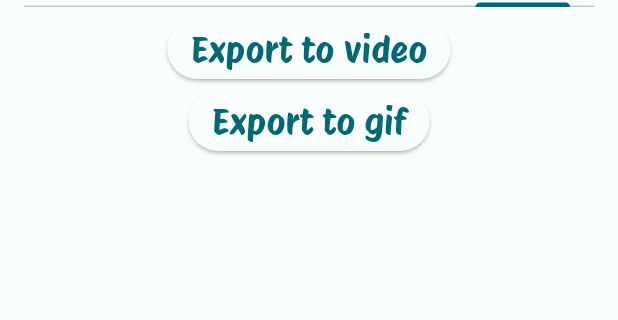
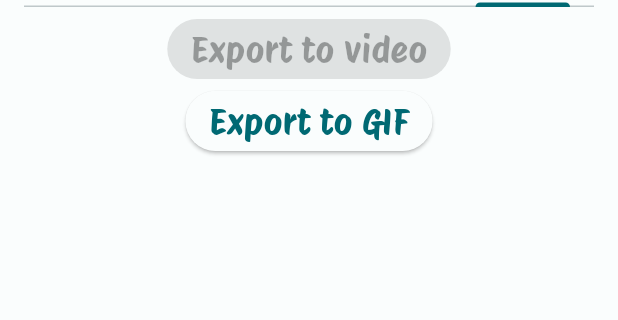
Before and after one commit to KaFaiFai/anki_visualizer, a Flutter app: the screen it shows after launch, tab 4 chosen, on a phone screen of 412 x 824 dp, the part 71-391 px from its top. Run offline on Flutter 3.47's test engine with Material 3 defaults, Android fonts, the phone set to English and light mode, and no system bars; our stand-ins replace file_picker, open_filex, sqflite, sqflite_common_ffi, sqflite_common_ffi_web; missing offline and left inert: dart:ffi; accounts and stored records are empty.

Commit message:
clean up

```diff
--- a/lib/controller/routes.dart
+++ b/lib/controller/routes.dart
@@ -4,11 +4,6 @@ class Routes {
   Routes._();
 
   static const filePage = '/'; // to make it the index page
-  static const dictionaryPage = '/dictionary';
-  static const statisticsPage = '/statistics';
-  static const infoPage = '/info';
-  static const privacyPolicyPage = '/privacy_policy';
-  static const termsPage = '/terms_and_conditions';
 
   static NavigatorObserver buildPageObserver() {
     return _NavigatorObserver((route) {
--- a/lib/models/preference.dart
+++ b/lib/models/animation_preference.dart
@@ -1,11 +1,11 @@
 import 'package:flutter/material.dart';
 
-class Preference {
+class AnimationPreference {
   int milliseconds;
   DateTimeRange dateRange;
   int numCol;
 
-  Preference({
+  AnimationPreference({
     required this.milliseconds,
     required this.dateRange,
     required this.numCol,
--- a/lib/view_models/preference_model.dart
+++ b/lib/view_models/preference_model.dart
@@ -1,12 +1,14 @@
-import 'package:anki_progress/models/preference.dart';
+import 'package:anki_progress/models/animation_preference.dart';
 import 'package:flutter/material.dart';
 
 class PreferenceModel extends ChangeNotifier {
-  Preference? preference;
+  AnimationPreference? preference;
 
-  PreferenceModel({this.preference});
+  PreferenceModel();
 
-  void updatePreference(Preference? preference) {
+
+
+  void updatePreference(AnimationPreference? preference) {
     print(preference);
     this.preference = preference;
   }
--- a/lib/views/pages/export_page.dart
+++ b/lib/views/pages/export_page.dart
@@ -1,5 +1,6 @@
 import 'package:anki_progress/view_models/exports_model.dart';
 import 'package:flutter/material.dart';
+import 'package:open_filex/open_filex.dart';
 import 'package:provider/provider.dart';
 
 class ExportPage extends StatelessWidget {
@@ -10,17 +11,39 @@ class ExportPage extends StatelessWidget {
     return Column(
       children: [
         ElevatedButton(
-          onPressed: () {
-            Provider.of<ExportsModel>(context, listen: false).exportVideo();
-          },
+          onPressed: null,
           child: Text("Export to video"),
         ),
-        ElevatedButton(
-          onPressed: () {
-            Provider.of<ExportsModel>(context, listen: false).exportGIF();
-          },
-          child: Text("Export to gif"),
-        ),
+        Consumer<ExportsModel>(builder: (_, em, __) {
+          return ElevatedButton(
+            onPressed: () => em.exportGIF(),
+            child: FutureBuilder<bool>(
+              future: em.exportGIFState,
+              builder: (context, snapshot) {
+                if (snapshot.hasError) {
+                  return const Text("Error occurred. Please try again");
+                } else {
+                  switch (snapshot.connectionState) {
+                    case ConnectionState.waiting:
+                      return const Text("Exporting to GIF");
+                    case ConnectionState.done:
+                      return Row(
+                        children: [
+                          Text("GIF exported to ${em.exportsFolder}"),
+                          IconButton(
+                            onPressed: () => OpenFilex.open(em.exportsFolder),
+                            icon: Icon(Icons.open_in_browser),
+                          ),
+                        ],
+                      );
+                    default:
+                      return const Text("Export to GIF");
+                  }
+                }
+              },
+            ),
+          );
+        }),
       ],
     );
   }
--- a/pubspec.yaml
+++ b/pubspec.yaml
@@ -49,6 +49,8 @@ dependencies:
   uuid: ^4.4.0
   ffmpeg_kit_flutter: ^6.0.3
   image: ^4.1.7
+  url_launcher: ^6.2.6
+  open_filex: ^4.4.0
 
 dev_dependencies:
   flutter_test:
```
Also changed, not shown: lib/view_models/data_source_model.dart (+17 -5 lines), lib/view_models/exports_model.dart (+29 -12 lines), lib/views/components/cards_grid.dart (+7 -6 lines), lib/views/pages/cards_page.dart (+3 -5 lines), lib/views/pages/configuration_page.dart (+31 -43 lines), lib/views/pages/file_page.dart (+16 -31 lines), pubspec.lock, 5 other files.
